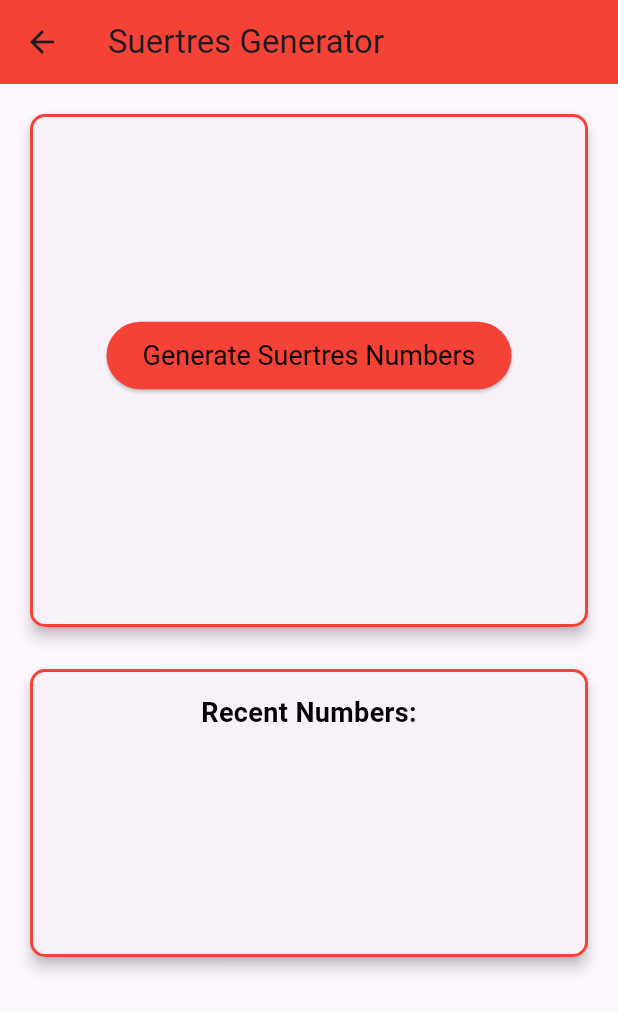
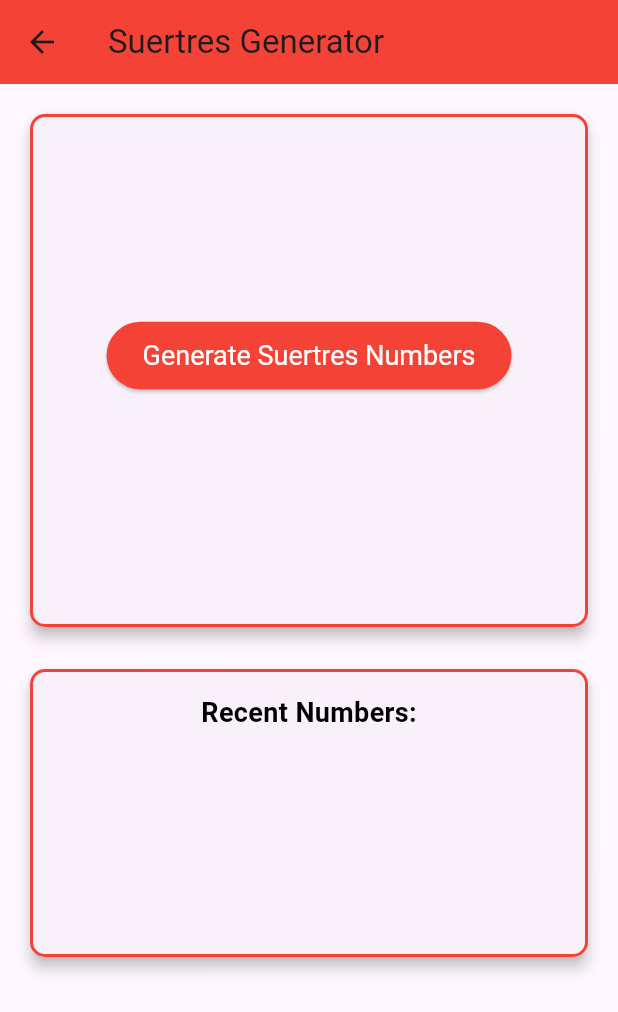
Before and after one commit to lightdarkmaster/LottoScope, a Flutter app: the SuertresPage screen opened directly, on a phone screen of 412 x 824 dp. Shown: the top 1012 px of the screen. Run offline on Flutter 3.47's test engine with Material 3 defaults, Android fonts, the phone set to English and light mode, and no system bars; our stand-ins replace table_calendar.

Commit message:
Change Font Color from black to white

```diff
--- a/lib/pages/generative/gen_suertres.dart
+++ b/lib/pages/generative/gen_suertres.dart
@@ -79,7 +79,7 @@ class SuertresPageState extends State<SuertresPage> {
                               padding: const EdgeInsets.symmetric(horizontal: 24, vertical: 12),
                               textStyle: const TextStyle(fontSize: 18),
                             ),
-                            child: const Text('Generate Suertres Numbers', style: TextStyle(color: Colors.black),),
+                            child: const Text('Generate Suertres Numbers', style: TextStyle(color: Colors.white),),
                           ),
                           const SizedBox(height: 20),
                           if (_generatedNumbers.isNotEmpty)
```
